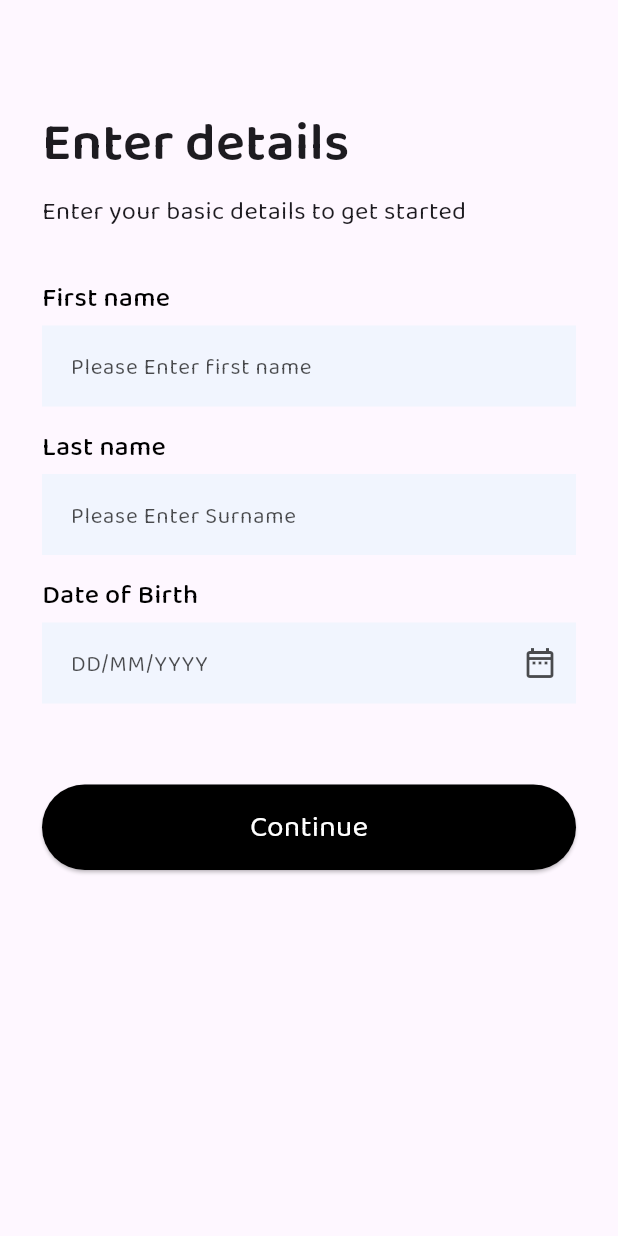
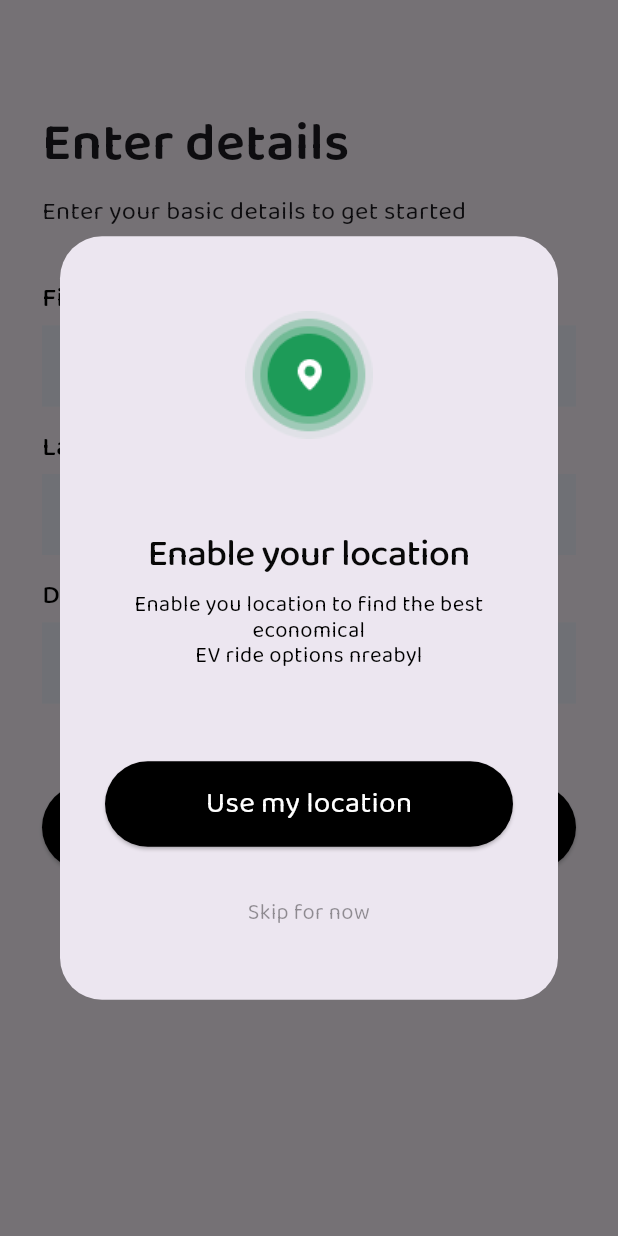
Before and after one commit to kaifwahab001/ETO-App, a Flutter app: the UserDetailsScreen screen opened directly, after a tap on "Continue", on a phone screen of 412 x 824 dp. Run offline on Flutter 3.47's test engine with Material 3 defaults, Android fonts, the phone set to English and light mode, and no system bars; our stand-ins replace google_fonts, smooth_page_indicator.

Commit message:
main screen

```diff
--- a/lib/main.dart
+++ b/lib/main.dart
@@ -1,4 +1,4 @@
-import 'package:eto_ride/view/spalsh_screen.dart';
+import 'package:eto_ride/view/onboarding_screen/spalsh_screen.dart';
 import 'package:flutter/material.dart';
 void main(){
   runApp(MyApp());
--- a/lib/view/auth_screen/userDetails_screen.dart
+++ b/lib/view/auth_screen/userDetails_screen.dart
@@ -1,3 +1,4 @@
+import 'package:eto_ride/view/home_screen/home_screen.dart';
 import 'package:flutter/material.dart';
 import 'package:google_fonts/google_fonts.dart';
 
@@ -12,15 +13,12 @@ class _UserDetailsScreenState extends State<UserDetailsScreen> {
   @override
   Widget build(BuildContext context) {
     final size = MediaQuery.of(context).size;
-
     return Scaffold(
       body: SafeArea(
         child: SingleChildScrollView(
           child: Container(
             width: double.infinity,
-            constraints: BoxConstraints(
-              minHeight: size.height,
-            ),
+            constraints: BoxConstraints(minHeight: size.height),
             padding: const EdgeInsets.symmetric(horizontal: 28),
             child: Column(
               crossAxisAlignment: CrossAxisAlignment.start,
@@ -60,7 +58,7 @@ class _UserDetailsScreenState extends State<UserDetailsScreen> {
                           fontWeight: FontWeight.w400,
                           height: 1.02,
                         ),
-                        fillColor:  Color(0xFFF1F5FE),
+                        fillColor: Color(0xFFF1F5FE),
                         filled: true,
                         border: OutlineInputBorder(
                           borderRadius: BorderRadius.circular(12),
@@ -75,7 +73,8 @@ class _UserDetailsScreenState extends State<UserDetailsScreen> {
                     ),
                   ],
                 ),
-                const SizedBox(height: 19,),Column(
+                const SizedBox(height: 19),
+                Column(
                   crossAxisAlignment: CrossAxisAlignment.start,
                   children: [
                     Text(
@@ -98,7 +97,7 @@ class _UserDetailsScreenState extends State<UserDetailsScreen> {
                           fontWeight: FontWeight.w400,
                           height: 1.02,
                         ),
-                        fillColor:  Color(0xFFF1F5FE),
+                        fillColor: Color(0xFFF1F5FE),
                         filled: true,
                         border: OutlineInputBorder(
                           borderRadius: BorderRadius.circular(12),
@@ -113,7 +112,8 @@ class _UserDetailsScreenState extends State<UserDetailsScreen> {
                     ),
                   ],
                 ),
-                const SizedBox(height: 19,),Column(
+                const SizedBox(height: 19),
+                Column(
                   crossAxisAlignment: CrossAxisAlignment.start,
                   children: [
                     Text(
@@ -136,9 +136,11 @@ class _UserDetailsScreenState extends State<UserDetailsScreen> {
                           fontWeight: FontWeight.w400,
                           height: 1.02,
                         ),
-                        suffixIcon: Icon(Icons.date_range_outlined,color: Colors.black.withOpacity(0.699999988079071)
-                          ,),
-                        fillColor:  Color(0xFFF1F5FE),
+                        suffixIcon: Icon(
+                          Icons.date_range_outlined,
+                          color: Colors.black.withOpacity(0.699999988079071),
+                        ),
+                        fillColor: Color(0xFFF1F5FE),
                         filled: true,
                         border: OutlineInputBorder(
                           borderRadius: BorderRadius.circular(12),
@@ -158,7 +160,7 @@ class _UserDetailsScreenState extends State<UserDetailsScreen> {
                 ElevatedButton(
                   style: ElevatedButton.styleFrom(
                     fixedSize: Size(size.width, 57),
-                    backgroundColor:  Colors.black,
+                    backgroundColor: Colors.black,
                     foregroundColor: Colors.white,
                     shape: RoundedRectangleBorder(
                       borderRadius: BorderRadius.circular(43),
@@ -169,6 +171,98 @@ class _UserDetailsScreenState extends State<UserDetailsScreen> {
                     //   context,
                     //   MaterialPageRoute(builder: (context) => OtpScreen()),
                     // );
+                    showDialog(
+                      context: context,
+                      builder: (context) {
+                        return Dialog(
+                          // insetPadding: EdgeInsets.zero,
+                          clipBehavior: Clip.antiAlias,
+                          child: Container(
+                            padding: EdgeInsets.symmetric(
+                              vertical: 50,
+                              horizontal: 30,
+                            ),
+                            child: Column(
+                              mainAxisSize: MainAxisSize.min,
+                              children: [
+                                Image.asset(
+                                  'assets/images/main images/location.png',
+                                ),
+                                SizedBox(height: 62),
+                                Text(
+                                  'Enable your location',
+                                  style: GoogleFonts.baloo2(
+                                    color: Color(0xFF080808),
+                                    fontSize: 25.23,
+                                    fontWeight: FontWeight.w500,
+                                    height: 1.17,
+                                    letterSpacing: -0.50,
+                                  ),
+                                ),
+                                SizedBox(height: 10),
+                                Text(
+                                  'Enable you location to find the best economical\nEV ride options nreabyl',
+                                  textAlign: TextAlign.center,
+                                  style: GoogleFonts.baloo2(
+                                    color: Colors.black,
+                                    fontSize: 14.77,
+                                    fontWeight: FontWeight.w400,
+                                    height: 1.16,
+                                  ),
+                                ),
+                                SizedBox(height: 62),
+                                ElevatedButton(
+                                  style: ElevatedButton.styleFrom(
+                                    fixedSize: Size(size.width, 57),
+                                    backgroundColor: Colors.black,
+                                    foregroundColor: Colors.white,
+                                    shape: RoundedRectangleBorder(
+                                      borderRadius: BorderRadius.circular(43),
+                                    ),
+                                  ),
+                                  onPressed: () {
+                                    // Navigator.push(
+                                    //   context,
+                                    //   MaterialPageRoute(builder: (context) => OtpScreen()),
+                                    // );
+                                  },
+                                  child: Text(
+                                    'Use my location',
+                                    style: GoogleFonts.baloo2(
+                                      fontSize: 20,
+                                      fontWeight: FontWeight.w400,
+                                      height: 1.06,
+                                    ),
+                                  ),
+                                ),
+                                SizedBox(height: 35),
+                                InkWell(
+                                  onTap: () {
+                                    Navigator.push(
+                                          context,
+                                          MaterialPageRoute(builder: (context) => HomeScreen()),
+                                        );
+                                  },
+                                  child: Text(
+                                    'Skip for now',
+                                    textAlign: TextAlign.center,
+                                    style: TextStyle(
+                                      color: Colors.black.withOpacity(
+                                        0.4000000059604645,
+                                      ),
+                                      fontSize: 14.77,
+                                      fontFamily: 'Baloo 2',
+                                      fontWeight: FontWeight.w400,
+                                      height: 1.16,
+                                    ),
+                                  ),
+                                ),
+                              ],
+                            ),
+                          ),
+                        );
+                      },
+                    );
                   },
                   child: Text(
                     'Continue',
--- a/lib/view/spalsh_screen.dart
+++ b/lib/view/onboarding_screen/spalsh_screen.dart
@@ -3,7 +3,7 @@ import 'dart:async';
 import 'package:flutter/material.dart';
 import 'package:flutter/services.dart';
 
-import 'onboarding_screen/language_select.dart';
+import 'language_select.dart';
 
 class SpalshScreen extends StatefulWidget {
   const SpalshScreen({super.key});
--- a/pubspec.yaml
+++ b/pubspec.yaml
@@ -67,6 +67,7 @@ flutter:
   assets:
     - assets/images/spalsh _screen/
     - assets/images/onboarding/
+    - assets/images/main images/
   #   - images/a_dot_ham.jpeg
 
   # An image asset can refer to one or more resolution-specific "variants", see
```
Also changed, not shown: lib/view/home_screen/home_screen.dart (added, +483 -0 lines), assets/images/main images/1.png (added), assets/images/main images/2 money.png (added), assets/images/main images/2.png (added), assets/images/main images/3.png (added), assets/images/main images/4.png (added), assets/images/main images/background.png (added), assets/images/main images/location.png (added), assets/images/main images/logo.png (added), assets/images/main images/money.png (added), assets/images/main images/rickshaw.png (added).
